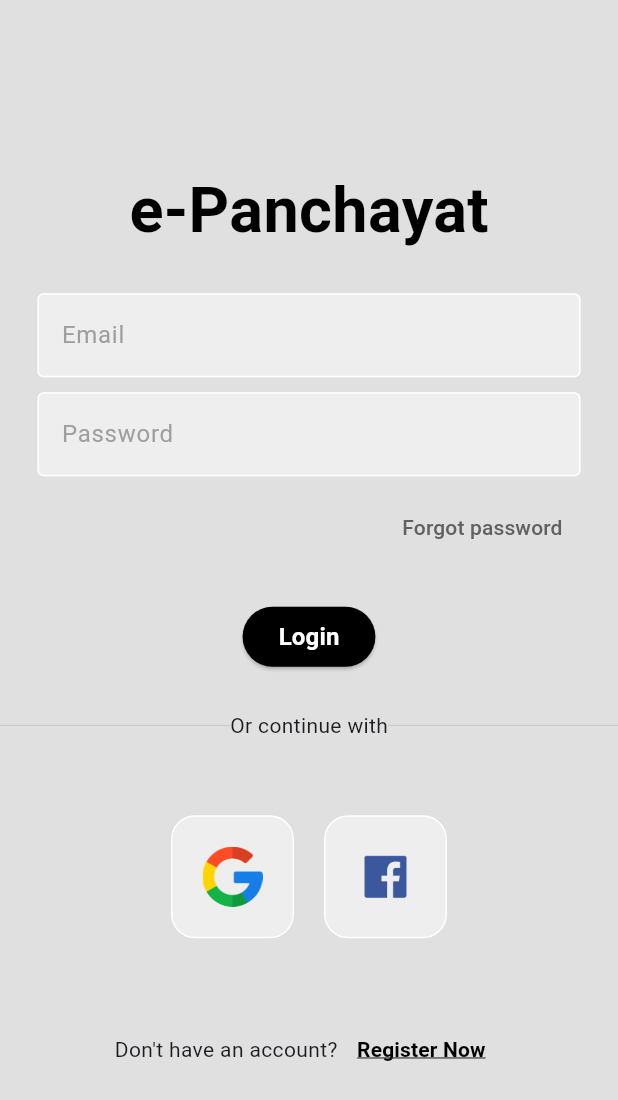
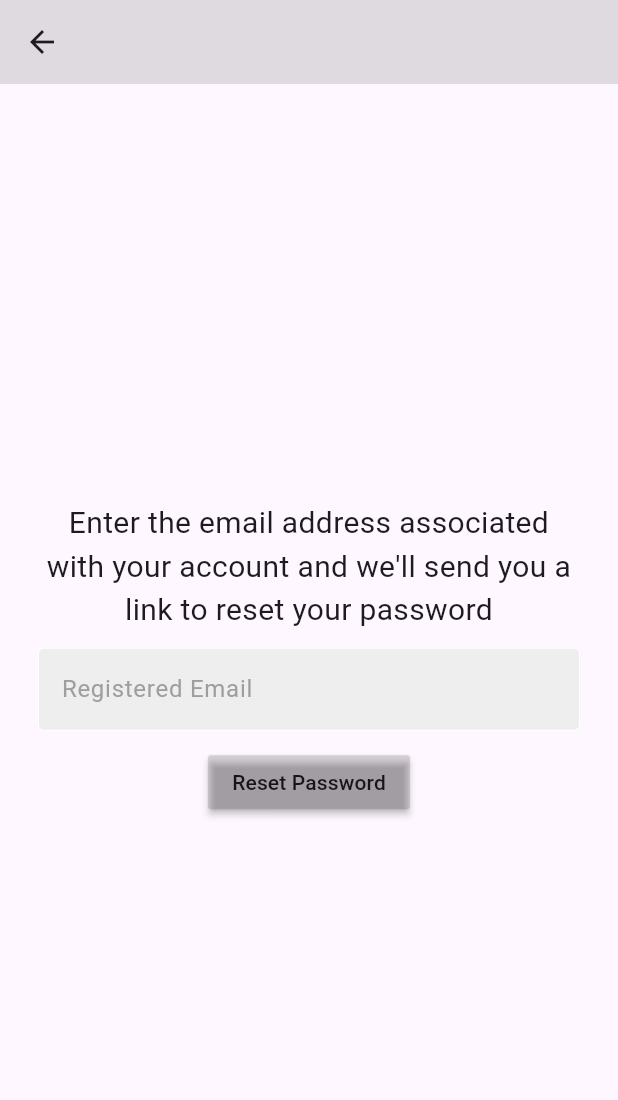
Before and after one commit to ashilCtn/E-PANCHAYT, a Flutter app: the screen it shows after launch, after a tap on "Forgot password", on a phone screen of 412 x 824 dp. Shown: the top 1100 px of the screen. Run offline on Flutter 3.47's test engine with Material 3 defaults, Android fonts, the phone set to English and light mode, and no system bars; our stand-ins replace cloud_firestore, firebase_auth, firebase_core; accounts and stored records are empty.

Commit message:
forgotpassword implemented and tested

```diff
--- /dev/null
+++ b/flutter_application_2/lib/app_pages/forgot_password.dart
@@ -0,0 +1,79 @@
+import 'package:firebase_auth/firebase_auth.dart';
+import 'package:flutter/material.dart';
+import 'package:flutter_application_2/components/my_textfield.dart';
+
+class ForgotPasswordPage extends StatefulWidget {
+  const ForgotPasswordPage({super.key});
+
+  @override
+  State<ForgotPasswordPage> createState() => _ForgotPasswordPageState();
+}
+
+class _ForgotPasswordPageState extends State<ForgotPasswordPage> {
+  final _forgotpassController = TextEditingController();
+
+  @override
+  void dispose() {
+    _forgotpassController.dispose();
+    super.dispose();
+  }
+
+  Future passwordReset() async {
+    try {
+      FirebaseAuth.instance
+          .sendPasswordResetEmail(email: _forgotpassController.text.trim());
+      showDialog(
+          context: context,
+          builder: (context) {
+            return const AlertDialog(
+              content: Text(
+                  'Valid Email!\nPassword Reset link sent to your registered email'),
+            );
+          });
+    } on FirebaseAuthException catch (e) {
+      //print(e);
+      showDialog(
+          context: context,
+          builder: (context) {
+            return AlertDialog(
+              content: Text(e.message.toString()),
+            );
+          });
+    }
+  }
+
+  @override
+  Widget build(BuildContext context) {
+    return Scaffold(
+      appBar: AppBar(
+        backgroundColor: Colors.black12,
+        elevation: 0,
+      ),
+      body: Column(
+        mainAxisAlignment: MainAxisAlignment.center,
+        children: [
+          const Padding(
+            padding: EdgeInsets.symmetric(horizontal: 25.0),
+            child: Text(
+              "Enter the email address associated with your account and we'll send you a link to reset your password",
+              textAlign: TextAlign.center,
+              style: TextStyle(fontSize: 20),
+            ),
+          ),
+          const SizedBox(height: 10),
+          MyTextField(
+            controller: _forgotpassController,
+            hintText: "Registered Email",
+            obscureText: false,
+          ),
+          const SizedBox(height: 10),
+          MaterialButton(
+            onPressed: passwordReset,
+            color: Colors.black12,
+            child: const Text('Reset Password'),
+          )
+        ],
+      ),
+    );
+  }
+}
--- a/flutter_application_2/lib/app_pages/login_page.dart
+++ b/flutter_application_2/lib/app_pages/login_page.dart
@@ -1,4 +1,5 @@
 import 'package:flutter/material.dart';
+import 'package:flutter_application_2/app_pages/forgot_password.dart';
 import 'package:flutter_application_2/components/my_textfield.dart';
 import 'package:flutter_application_2/components/square_tile_new.dart';
 import 'package:firebase_auth/firebase_auth.dart';
@@ -63,7 +64,12 @@ class LoginPage extends StatelessWidget {
                     mainAxisAlignment: MainAxisAlignment.end,
                     children: [
                       TextButton(
-                        onPressed: () => forgotPass,
+                        onPressed: () {
+                          Navigator.push(context,
+                              MaterialPageRoute(builder: (context) {
+                            return ForgotPasswordPage();
+                          }));
+                        },
                         child: Text(
                           "Forgot password",
                           style: TextStyle(color: Colors.grey[700]),
```
